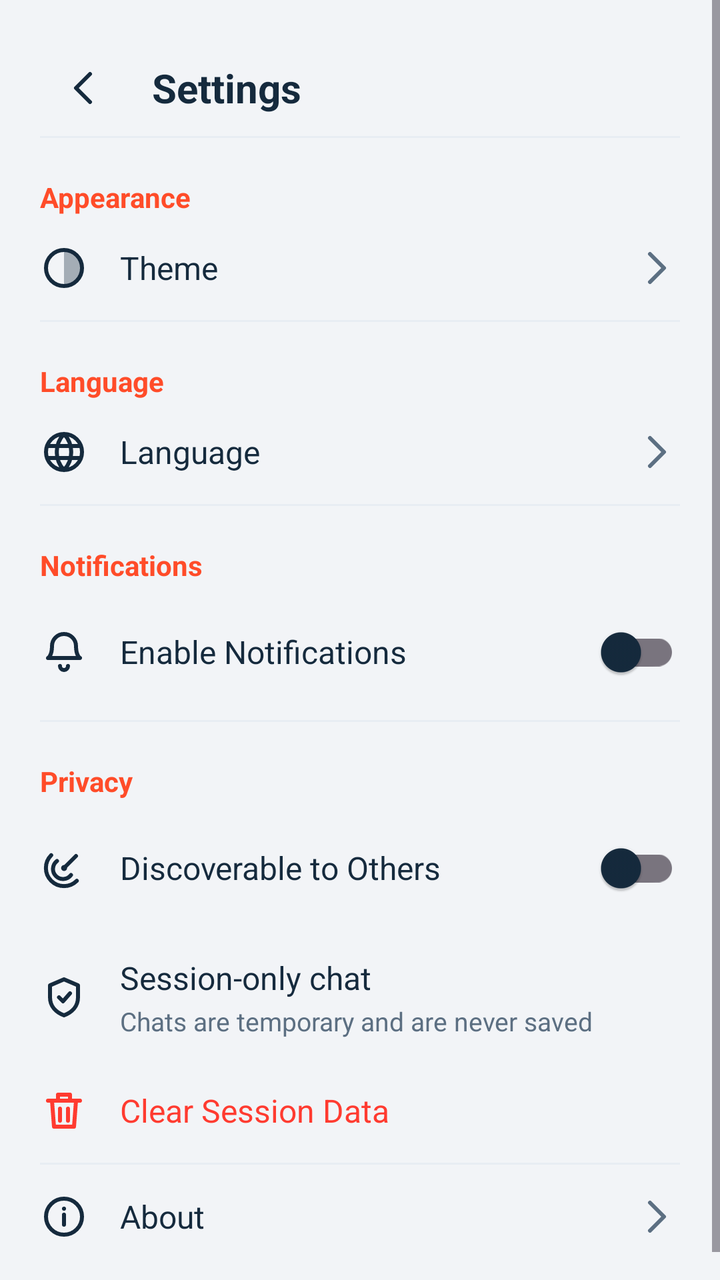
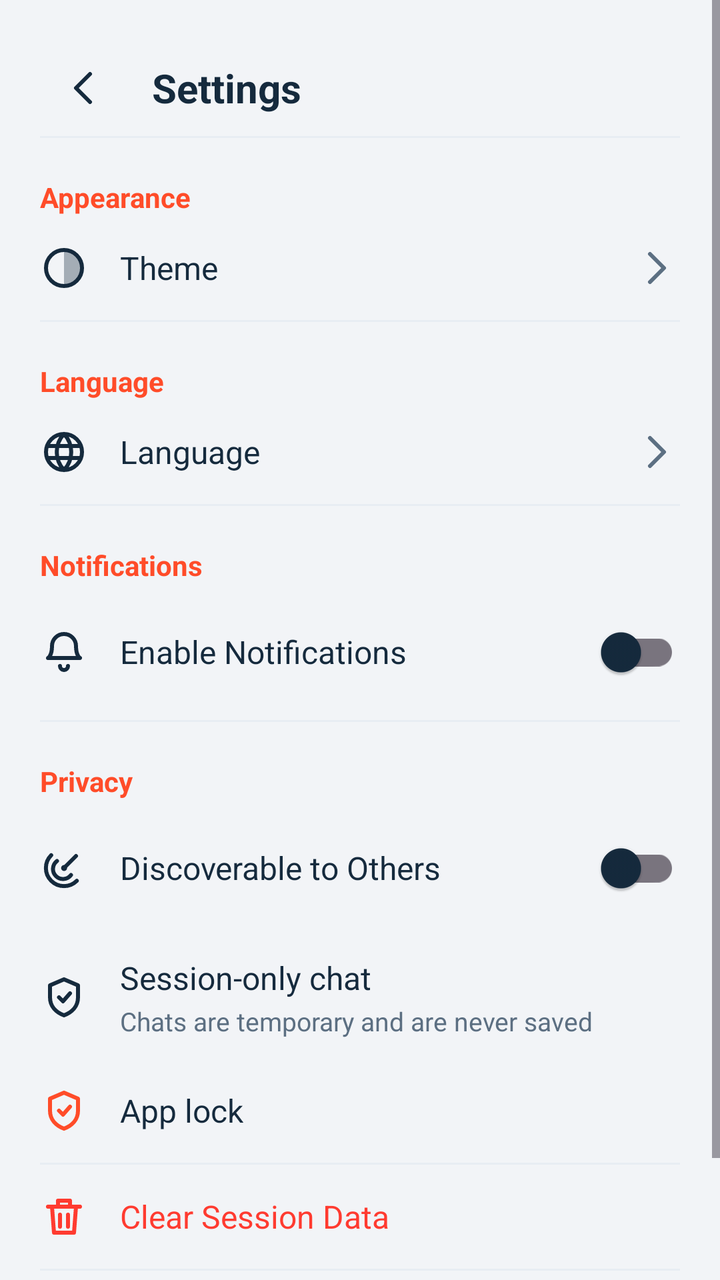

An Android layout rendered at two revisions. The XML below is the earlier revision; the diff shows what the commit changed to produce the second picture.
<!-- AndroidManifest.xml: application theme Theme.AirWave -->
<!-- res/layout/activity_settings.xml -->
<?xml version="1.0" encoding="utf-8"?>
<ScrollView xmlns:android="http://schemas.android.com/apk/res/android"
    android:layout_width="match_parent"
    android:layout_height="match_parent">

    <LinearLayout
        android:layout_width="match_parent"
        android:layout_height="wrap_content"
        android:orientation="vertical"
        android:padding="20dp">

        <LinearLayout
            android:layout_width="match_parent"
            android:layout_height="48dp"
            android:gravity="center_vertical"
            android:orientation="horizontal">

            <ImageButton
                android:id="@+id/backButton"
                android:layout_width="44dp"
                android:layout_height="44dp"
                android:background="?attr/selectableItemBackgroundBorderless"
                android:contentDescription="@string/cancel"
                android:src="@drawable/ic_back" />

            <TextView
                android:layout_width="wrap_content"
                android:layout_height="wrap_content"
                android:layout_marginStart="12dp"
                android:text="@string/settings"
                android:textColor="?attr/colorOnSurface"
                android:textSize="20sp"
                android:textStyle="bold" />
        </LinearLayout>

        
        <View
            android:layout_width="match_parent"
            android:layout_height="1dp"
            android:background="?attr/colorSurfaceVariant" />

        <TextView
            android:layout_width="wrap_content"
            android:layout_height="wrap_content"
            android:layout_marginTop="20dp"
            android:text="@string/appearance"
            android:textColor="?attr/colorPrimary"
            android:textSize="14sp"
            android:textStyle="bold" />

        <LinearLayout
            android:id="@+id/themeRow"
            android:layout_width="match_parent"
            android:layout_height="wrap_content"
            android:clickable="true"
            android:focusable="true"
            android:gravity="center_vertical"
            android:orientation="horizontal"
            android:paddingVertical="14dp">

            <ImageView
                android:layout_width="24dp"
                android:layout_height="24dp"
                android:src="@drawable/ic_theme" />

            <TextView
                android:layout_width="0dp"
                android:layout_height="wrap_content"
                android:layout_marginStart="16dp"
                android:layout_weight="1"
                android:text="@string/theme"
                android:textColor="?attr/colorOnSurface"
                android:textSize="16sp" />

            <TextView
                android:id="@+id/themeValue"
                android:layout_width="wrap_content"
                android:layout_height="wrap_content"
                android:layout_marginEnd="8dp"
                android:textColor="?attr/colorOnSurfaceVariant"
                android:textSize="14sp" />

            <ImageView
                android:layout_width="24dp"
                android:layout_height="24dp"
                android:src="@drawable/ic_chevron" />
        </LinearLayout>

        <View
            android:layout_width="match_parent"
            android:layout_height="1dp"
            android:background="?attr/colorSurfaceVariant" />

        <TextView
            android:layout_width="wrap_content"
            android:layout_height="wrap_content"
            android:layout_marginTop="20dp"
            android:text="@string/language"
            android:textColor="?attr/colorPrimary"
            android:textSize="14sp"
            android:textStyle="bold" />

        <LinearLayout
            android:id="@+id/languageRow"
            android:layout_width="match_parent"
            android:layout_height="wrap_content"
            android:clickable="true"
            android:focusable="true"
            android:gravity="center_vertical"
            android:orientation="horizontal"
            android:paddingVertical="14dp">

            <ImageView
                android:layout_width="24dp"
                android:layout_height="24dp"
                android:src="@drawable/ic_language" />

            <TextView
                android:layout_width="0dp"
                android:layout_height="wrap_content"
                android:layout_marginStart="16dp"
                android:layout_weight="1"
                android:text="@string/language"
                android:textColor="?attr/colorOnSurface"
                android:textSize="16sp" />

            <TextView
                android:id="@+id/languageValue"
                android:layout_width="wrap_content"
                android:layout_height="wrap_content"
                android:layout_marginEnd="8dp"
                android:textColor="?attr/colorOnSurfaceVariant"
                android:textSize="14sp" />

            <ImageView
                android:layout_width="24dp"
                android:layout_height="24dp"
                android:src="@drawable/ic_chevron" />
        </LinearLayout>

        <View
            android:layout_width="match_parent"
            android:layout_height="1dp"
            android:background="?attr/colorSurfaceVariant" />

        <TextView
            android:layout_width="wrap_content"
            android:layout_height="wrap_content"
            android:layout_marginTop="20dp"
            android:text="@string/notifications"
            android:textColor="?attr/colorPrimary"
            android:textSize="14sp"
            android:textStyle="bold" />

        <LinearLayout
            android:layout_width="match_parent"
            android:layout_height="wrap_content"
            android:gravity="center_vertical"
            android:orientation="horizontal"
            android:paddingVertical="10dp">

            <ImageView
                android:layout_width="24dp"
                android:layout_height="24dp"
                android:src="@drawable/ic_bell" />

            <TextView
                android:layout_width="0dp"
                android:layout_height="wrap_content"
                android:layout_marginStart="16dp"
                android:layout_weight="1"
                android:text="@string/enable_notifications"
                android:textColor="?attr/colorOnSurface"
                android:textSize="16sp" />

            <androidx.appcompat.widget.SwitchCompat
                android:id="@+id/notificationsSwitch"
                android:layout_width="wrap_content"
                android:layout_height="wrap_content" />
        </LinearLayout>

        <View
            android:layout_width="match_parent"
            android:layout_height="1dp"
            android:background="?attr/colorSurfaceVariant" />

        <TextView
            android:layout_width="wrap_content"
            android:layout_height="wrap_content"
            android:layout_marginTop="20dp"
            android:text="@string/privacy"
            android:textColor="?attr/colorPrimary"
            android:textSize="14sp"
            android:textStyle="bold" />

        <LinearLayout
            android:layout_width="match_parent"
            android:layout_height="wrap_content"
            android:gravity="center_vertical"
            android:orientation="horizontal"
            android:paddingVertical="10dp">

            <ImageView
                android:layout_width="24dp"
                android:layout_height="24dp"
                android:src="@drawable/ic_radar" />

            <TextView
                android:layout_width="0dp"
                android:layout_height="wrap_content"
                android:layout_marginStart="16dp"
                android:layout_weight="1"
                android:text="@string/discoverable"
                android:textColor="?attr/colorOnSurface"
                android:textSize="16sp" />

            <androidx.appcompat.widget.SwitchCompat
                android:id="@+id/discoverableSwitch"
                android:layout_width="wrap_content"
                android:layout_height="wrap_content" />
        </LinearLayout>

        <LinearLayout
            android:layout_width="match_parent"
            android:layout_height="wrap_content"
            android:gravity="center_vertical"
            android:orientation="horizontal"
            android:paddingVertical="10dp">

            <ImageView
                android:layout_width="24dp"
                android:layout_height="24dp"
                android:src="@drawable/ic_shield" />

            <LinearLayout
                android:layout_width="0dp"
                android:layout_height="wrap_content"
                android:layout_marginStart="16dp"
                android:layout_weight="1"
                android:orientation="vertical">

                <TextView
                    android:layout_width="wrap_content"
                    android:layout_height="wrap_content"
                    android:text="@string/session_only"
                    android:textColor="?attr/colorOnSurface"
                    android:textSize="16sp" />

                <TextView
                    android:layout_width="wrap_content"
                    android:layout_height="wrap_content"
                    android:layout_marginTop="2dp"
                    android:text="@string/session_only_summary"
                    android:textColor="?attr/colorOnSurfaceVariant"
                    android:textSize="13sp" />
            </LinearLayout>
        </LinearLayout>

        <LinearLayout
            android:id="@+id/clearDataRow"
            android:layout_width="match_parent"
            android:layout_height="wrap_content"
            android:clickable="true"
            android:focusable="true"
            android:gravity="center_vertical"
            android:orientation="horizontal"
            android:paddingVertical="14dp">

            <ImageView
                android:layout_width="24dp"
                android:layout_height="24dp"
                android:src="@drawable/ic_delete"
                android:tint="@color/danger" />

            <TextView
                android:layout_width="wrap_content"
                android:layout_height="wrap_content"
                android:layout_marginStart="16dp"
                android:text="@string/clear_data"
                android:textColor="@color/danger"
                android:textSize="16sp" />
        </LinearLayout>

        <View
            android:layout_width="match_parent"
            android:layout_height="1dp"
            android:background="?attr/colorSurfaceVariant" />

        <LinearLayout
            android:id="@+id/aboutRow"
            android:layout_width="match_parent"
            android:layout_height="wrap_content"
            android:clickable="true"
            android:focusable="true"
            android:gravity="center_vertical"
            android:orientation="horizontal"
            android:paddingVertical="14dp">

            <ImageView
                android:layout_width="24dp"
                android:layout_height="24dp"
                android:src="@drawable/ic_info" />

            <TextView
                android:layout_width="0dp"
                android:layout_height="wrap_content"
                android:layout_marginStart="16dp"
                android:layout_weight="1"
                android:text="@string/about"
                android:textColor="?attr/colorOnSurface"
                android:textSize="16sp" />

            <ImageView
                android:layout_width="24dp"
                android:layout_height="24dp"
                android:src="@drawable/ic_chevron" />
        </LinearLayout>
    </LinearLayout>
</ScrollView>
<!-- resources referenced by this layout -->
<resources>
  <color name="danger">#FF3B30</color>
  <!-- drawable ic_back (drawable) -->
  <vector xmlns:android="http://schemas.android.com/apk/res/android"
      android:width="24dp" android:height="24dp"
      android:viewportWidth="24" android:viewportHeight="24">
      <path
          android:strokeColor="?attr/colorOnSurface"
          android:strokeWidth="2"
          android:strokeLineCap="round"
          android:strokeLineJoin="round"
          android:pathData="M15,5 L8,12 L15,19" />
  </vector>
  <!-- drawable ic_chevron (drawable) -->
  <vector xmlns:android="http://schemas.android.com/apk/res/android"
      android:width="24dp" android:height="24dp"
      android:viewportWidth="24" android:viewportHeight="24">
      <path
          android:strokeColor="?attr/colorOnSurfaceVariant"
          android:strokeWidth="2"
          android:strokeLineCap="round"
          android:strokeLineJoin="round"
          android:pathData="M9,5 L16,12 L9,19" />
  </vector>
  <!-- drawable ic_delete (drawable) -->
  <vector xmlns:android="http://schemas.android.com/apk/res/android"
      android:width="24dp" android:height="24dp"
      android:viewportWidth="24" android:viewportHeight="24">
      <path
          android:strokeColor="?attr/colorOnSurface"
          android:strokeWidth="2"
          android:strokeLineCap="round"
          android:strokeLineJoin="round"
          android:pathData="M4,7h16 M9,7V4h6v3 M6,7l1,13h10l1,-13 M10,11v6 M14,11v6" />
  </vector>
  <string name="about">About</string>
  <string name="appearance">Appearance</string>
  <string name="cancel">Cancel</string>
  <string name="clear_data">Clear Session Data</string>
  <string name="discoverable">Discoverable to Others</string>
  <string name="enable_notifications">Enable Notifications</string>
  <string name="language">Language</string>
  <string name="notifications">Notifications</string>
  <string name="privacy">Privacy</string>
  <string name="session_only">Session-only chat</string>
  <string name="session_only_summary">Chats are temporary and are never saved</string>
  <string name="settings">Settings</string>
  <string name="theme">Theme</string>
  <style name="Theme.AirWave" parent="Theme.Material3.DayNight.NoActionBar">
          <item name="colorPrimary">@color/accent</item>
          <item name="colorOnPrimary">@android:color/white</item>
          <item name="android:windowBackground">@color/bg</item>
          <item name="colorSurface">@color/card</item>
          <item name="colorOnSurface">@color/text_primary</item>
          <item name="colorSurfaceVariant">@color/card2</item>
          <item name="colorOnSurfaceVariant">@color/text_secondary</item>
          <item name="android:windowAnimationStyle">@style/AirWaveWindowAnim</item>
          <item name="dialogCornerRadius">16dp</item>
      </style>
  <color name="accent">#FF4C29</color>
  <color name="bg">#F2F4F7</color>
  <color name="card">#FFFFFF</color>
  <color name="text_primary">#152A3D</color>
  <color name="card2">#E8EDF3</color>
  <color name="text_secondary">#5C6F82</color>
  <style name="AirWaveWindowAnim">
          <item name="android:activityOpenEnterAnimation">@anim/slide_in_right</item>
          <item name="android:activityOpenExitAnimation">@anim/slide_out_left</item>
          <item name="android:activityCloseEnterAnimation">@anim/slide_in_left</item>
          <item name="android:activityCloseExitAnimation">@anim/slide_out_right</item>
      </style>
  <!-- unchanged entries left out for length: 6 -->
</resources>

<!-- the commit's change to res/layout/activity_settings.xml (unified diff, before → after) -->
@@ -257,6 +257,37 @@
         </LinearLayout>
 
         <LinearLayout
+            android:id="@+id/lockRow"
+            android:layout_width="match_parent"
+            android:layout_height="wrap_content"
+            android:clickable="true"
+            android:focusable="true"
+            android:foreground="?attr/selectableItemBackground"
+            android:gravity="center_vertical"
+            android:orientation="horizontal"
+            android:paddingVertical="14dp">
+
+            <ImageView
+                android:layout_width="24dp"
+                android:layout_height="24dp"
+                android:src="@drawable/ic_shield"
+                android:tint="?attr/colorPrimary" />
+
+            <TextView
+                android:layout_width="wrap_content"
+                android:layout_height="wrap_content"
+                android:layout_marginStart="16dp"
+                android:text="@string/app_lock"
+                android:textColor="?attr/colorOnSurface"
+                android:textSize="16sp" />
+        </LinearLayout>
+
+        <View
+            android:layout_width="match_parent"
+            android:layout_height="1dp"
+            android:background="?attr/colorSurfaceVariant" />
+
+        <LinearLayout
             android:id="@+id/clearDataRow"
             android:layout_width="match_parent"
             android:layout_height="wrap_content"
<!-- resource entries referenced after the edit -->
@@ -35,6 +35,7 @@
           android:pathData="M4,7h16 M9,7V4h6v3 M6,7l1,13h10l1,-13 M10,11v6 M14,11v6" />
   </vector>
   <string name="about">About</string>
+  <string name="app_lock">App lock</string>
   <string name="appearance">Appearance</string>
   <string name="cancel">Cancel</string>
   <string name="clear_data">Clear Session Data</string>
@@ -57,6 +58,8 @@
           <item name="colorOnSurfaceVariant">@color/text_secondary</item>
           <item name="android:windowAnimationStyle">@style/AirWaveWindowAnim</item>
           <item name="dialogCornerRadius">16dp</item>
+          
+          <item name="alertDialogTheme">@style/ThemeOverlay.Material3.Dialog.Alert</item>
       </style>
   <color name="accent">#FF4C29</color>
   <color name="bg">#F2F4F7</color>
